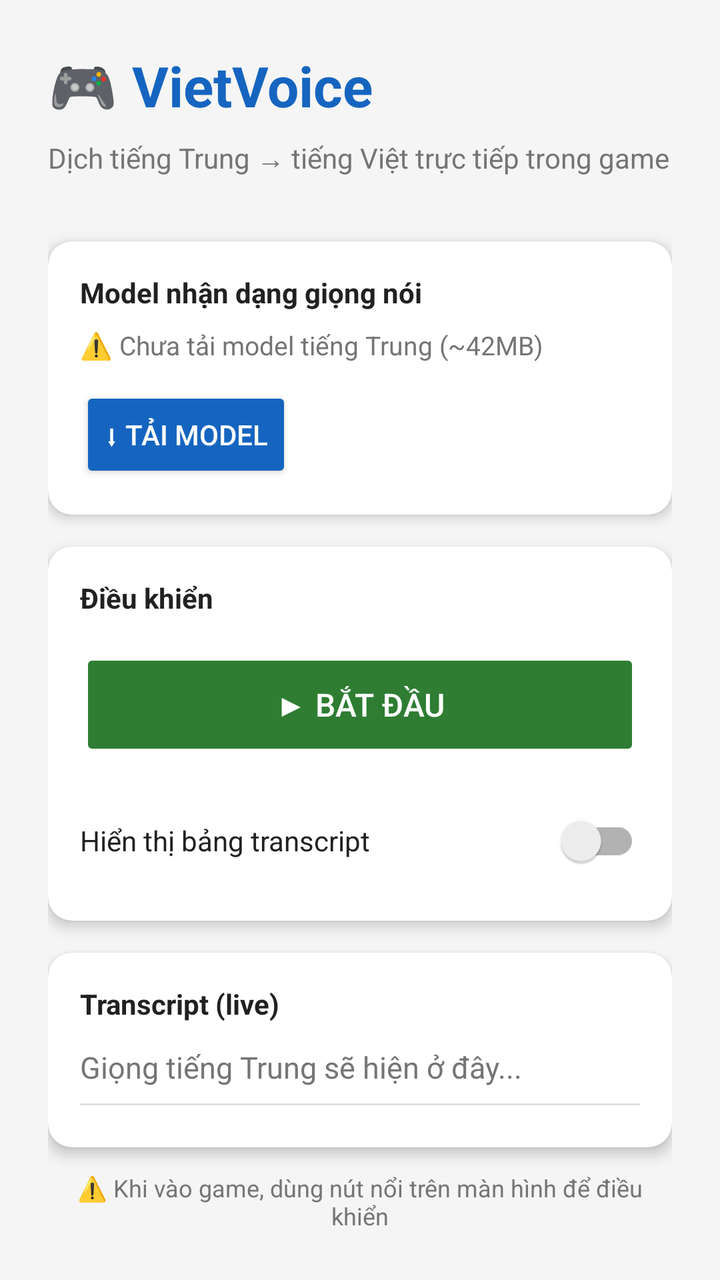
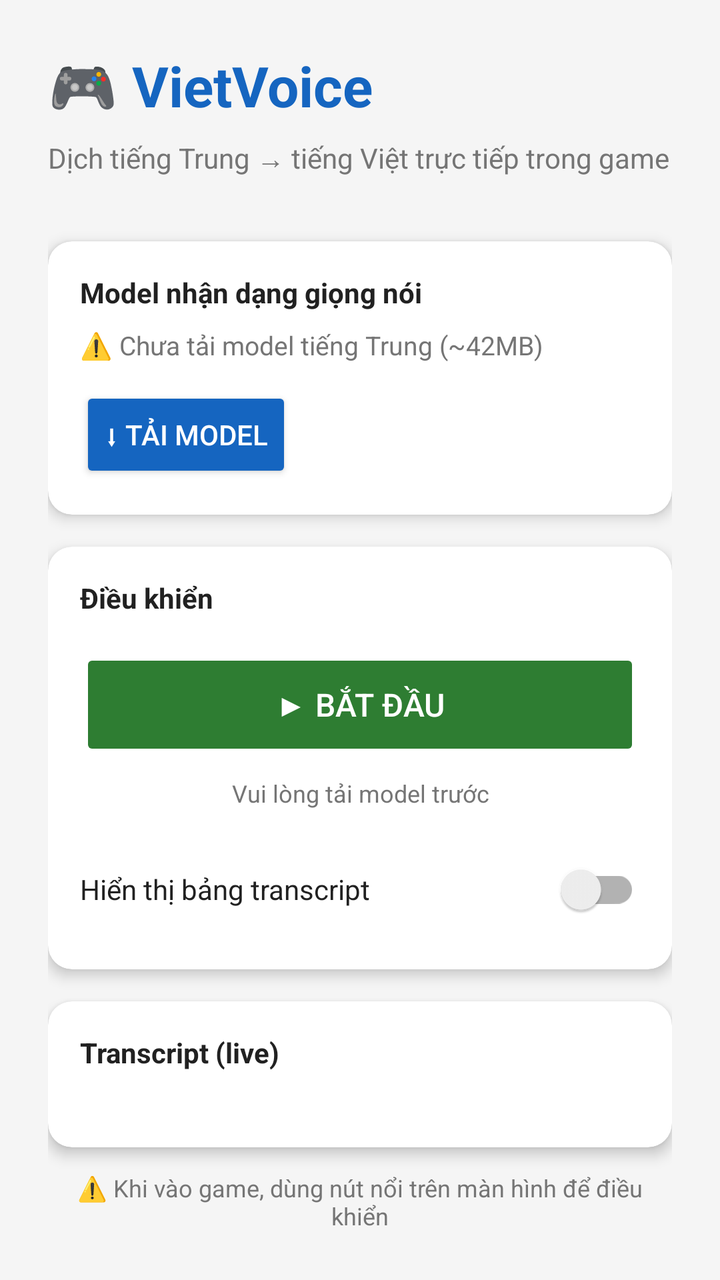

An Android layout rendered at two revisions. The XML below is the earlier revision; the diff shows what the commit changed to produce the second picture.
<!-- AndroidManifest.xml: application theme Theme.VietVoice -->
<!-- res/layout/activity_main.xml -->
<?xml version="1.0" encoding="utf-8"?>
<LinearLayout xmlns:android="http://schemas.android.com/apk/res/android"
    xmlns:app="http://schemas.android.com/apk/res-auto"
    android:layout_width="match_parent"
    android:layout_height="match_parent"
    android:orientation="vertical"
    android:padding="24dp"
    android:background="@color/background">

    <TextView
        android:layout_width="wrap_content"
        android:layout_height="wrap_content"
        android:text="🎮 VietVoice"
        android:textSize="28sp"
        android:textStyle="bold"
        android:textColor="@color/primary"
        android:layout_marginBottom="8dp" />

    <TextView
        android:layout_width="wrap_content"
        android:layout_height="wrap_content"
        android:text="Dịch tiếng Trung → tiếng Việt trực tiếp trong game"
        android:textSize="14sp"
        android:textColor="@color/subtitle"
        android:layout_marginBottom="32dp" />

    <androidx.cardview.widget.CardView
        xmlns:app="http://schemas.android.com/apk/res-auto"
        android:layout_width="match_parent"
        android:layout_height="wrap_content"
        app:cardCornerRadius="12dp"
        app:cardElevation="4dp"
        android:layout_marginBottom="16dp">

        <LinearLayout
            android:layout_width="match_parent"
            android:layout_height="wrap_content"
            android:orientation="vertical"
            android:padding="16dp">

            <TextView
                android:layout_width="wrap_content"
                android:layout_height="wrap_content"
                android:text="Model nhận dạng giọng nói"
                android:textSize="14sp"
                android:textStyle="bold"
                android:textColor="@color/on_surface"
                android:layout_marginBottom="8dp" />

            <TextView
                android:id="@+id/tv_model_status"
                android:layout_width="wrap_content"
                android:layout_height="wrap_content"
                android:text="⚠️ Chưa tải model tiếng Trung (~42MB)"
                android:textSize="13sp"
                android:textColor="@color/subtitle"
                android:layout_marginBottom="12dp" />

            <ProgressBar
                android:id="@+id/progress_bar"
                style="@style/Widget.AppCompat.ProgressBar.Horizontal"
                android:layout_width="match_parent"
                android:layout_height="wrap_content"
                android:max="100"
                android:visibility="gone"
                android:layout_marginBottom="12dp" />

            <Button
                android:id="@+id/btn_download_model"
                android:layout_width="wrap_content"
                android:layout_height="wrap_content"
                android:text="⬇ Tải Model"
                android:textColor="#FFFFFF"
                android:backgroundTint="@color/primary" />

        </LinearLayout>
    </androidx.cardview.widget.CardView>

    <androidx.cardview.widget.CardView
        xmlns:app="http://schemas.android.com/apk/res-auto"
        android:layout_width="match_parent"
        android:layout_height="wrap_content"
        app:cardCornerRadius="12dp"
        app:cardElevation="4dp"
        android:layout_marginBottom="16dp">

        <LinearLayout
            android:layout_width="match_parent"
            android:layout_height="wrap_content"
            android:orientation="vertical"
            android:padding="16dp">

            <TextView
                android:layout_width="wrap_content"
                android:layout_height="wrap_content"
                android:text="Điều khiển"
                android:textSize="14sp"
                android:textStyle="bold"
                android:textColor="@color/on_surface"
                android:layout_marginBottom="16dp" />

            <Button
                android:id="@+id/btn_start_stop"
                android:layout_width="match_parent"
                android:layout_height="56dp"
                android:text="▶ Bắt đầu"
                android:textSize="16sp"
                android:textColor="#FFFFFF"
                android:backgroundTint="@color/green"
                android:enabled="false"
                android:layout_marginBottom="16dp" />

            <LinearLayout
                android:layout_width="match_parent"
                android:layout_height="wrap_content"
                android:orientation="horizontal"
                android:gravity="center_vertical">

                <TextView
                    android:layout_width="0dp"
                    android:layout_height="wrap_content"
                    android:layout_weight="1"
                    android:text="Hiển thị bảng transcript"
                    android:textSize="14sp"
                    android:textColor="@color/on_surface" />

                <androidx.appcompat.widget.SwitchCompat
                    android:id="@+id/switch_transcript"
                    android:layout_width="wrap_content"
                    android:layout_height="wrap_content" />

            </LinearLayout>

        </LinearLayout>
    </androidx.cardview.widget.CardView>

    <androidx.cardview.widget.CardView
        xmlns:app="http://schemas.android.com/apk/res-auto"
        android:layout_width="match_parent"
        android:layout_height="0dp"
        android:layout_weight="1"
        app:cardCornerRadius="12dp"
        app:cardElevation="4dp">

        <LinearLayout
            android:layout_width="match_parent"
            android:layout_height="wrap_content"
            android:orientation="vertical"
            android:padding="16dp">

            <TextView
                android:layout_width="wrap_content"
                android:layout_height="wrap_content"
                android:text="Transcript (live)"
                android:textSize="14sp"
                android:textStyle="bold"
                android:textColor="@color/on_surface"
                android:layout_marginBottom="12dp" />

            <TextView
                android:id="@+id/tv_original"
                android:layout_width="match_parent"
                android:layout_height="wrap_content"
                android:text=""
                android:textSize="15sp"
                android:textColor="@color/on_surface"
                android:layout_marginBottom="8dp"
                android:hint="Giọng tiếng Trung sẽ hiện ở đây..."
                android:textColorHint="@color/subtitle" />

            <View
                android:layout_width="match_parent"
                android:layout_height="1dp"
                android:background="@color/divider"
                android:layout_marginBottom="8dp" />

            <TextView
                android:id="@+id/tv_translated"
                android:layout_width="match_parent"
                android:layout_height="wrap_content"
                android:text=""
                android:textSize="15sp"
                android:textColor="@color/primary"
                android:hint="Bản dịch tiếng Việt..."
                android:textColorHint="@color/subtitle" />

        </LinearLayout>
    </androidx.cardview.widget.CardView>

    <TextView
        android:layout_width="wrap_content"
        android:layout_height="wrap_content"
        android:text="⚠️ Khi vào game, dùng nút nổi trên màn hình để điều khiển"
        android:textSize="12sp"
        android:textColor="@color/subtitle"
        android:layout_marginTop="12dp"
        android:gravity="center" />

</LinearLayout>
<!-- resources referenced by this layout -->
<resources>
  <color name="background">#F5F5F5</color>
  <color name="divider">#E0E0E0</color>
  <color name="green">#2E7D32</color>
  <color name="on_surface">#212121</color>
  <color name="primary">#1565C0</color>
  <color name="subtitle">#757575</color>
  <style name="Theme.VietVoice" parent="Theme.MaterialComponents.Light.DarkActionBar">
          <item name="colorPrimary">@color/primary</item>
          <item name="colorPrimaryVariant">#0D47A1</item>
          <item name="colorOnPrimary">#FFFFFF</item>
          <item name="colorSecondary">@color/green</item>
          <item name="colorOnSecondary">#FFFFFF</item>
          <item name="android:statusBarColor">@color/primary</item>
      </style>
</resources>

<!-- the commit's change to res/layout/activity_main.xml (unified diff, before → after) -->
@@ -108,7 +108,17 @@
                 android:textColor="#FFFFFF"
                 android:backgroundTint="@color/green"
                 android:enabled="false"
-                android:layout_marginBottom="16dp" />
+                android:layout_marginBottom="8dp" />
+
+            <TextView
+                android:id="@+id/tv_status"
+                android:layout_width="match_parent"
+                android:layout_height="wrap_content"
+                android:text="Vui lòng tải model trước"
+                android:textSize="12sp"
+                android:textColor="@color/subtitle"
+                android:layout_marginBottom="16dp"
+                android:gravity="center" />
 
             <LinearLayout
                 android:layout_width="match_parent"
